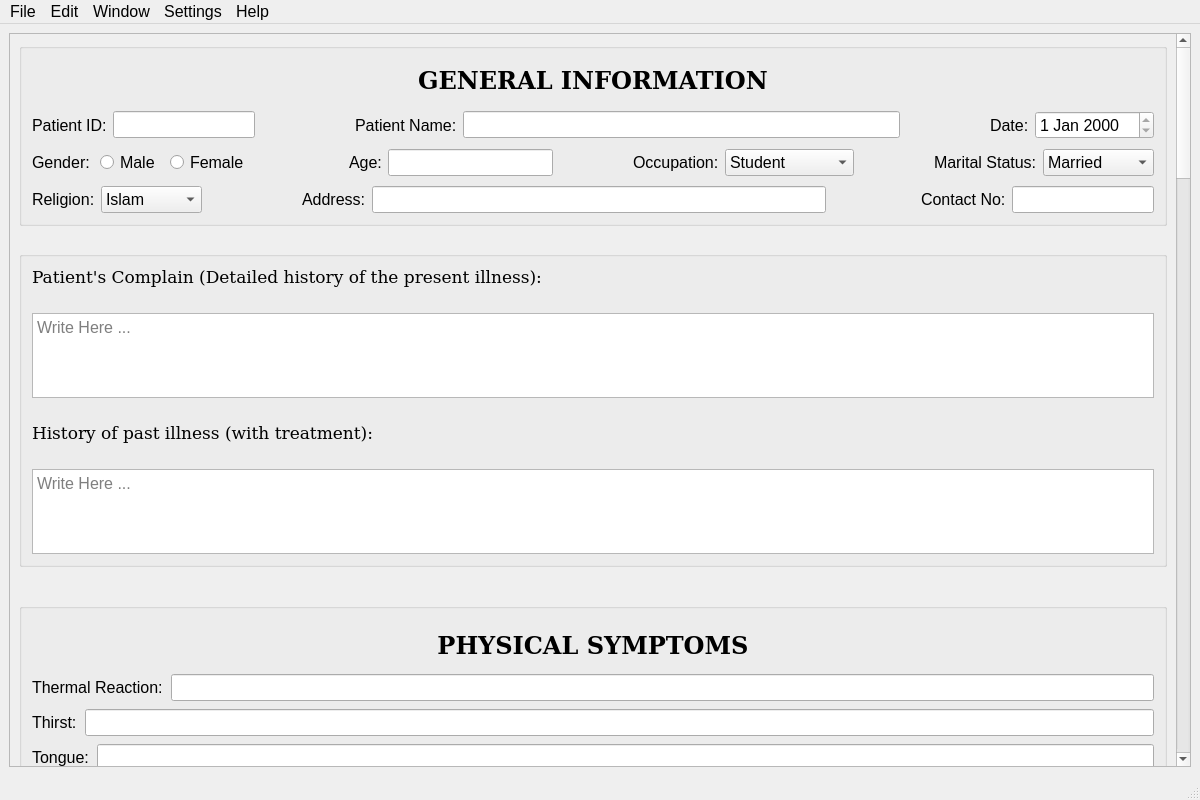
Mahmud-Mahi/Doctors_Dairy, file main_gui.ui: the form before one commit.
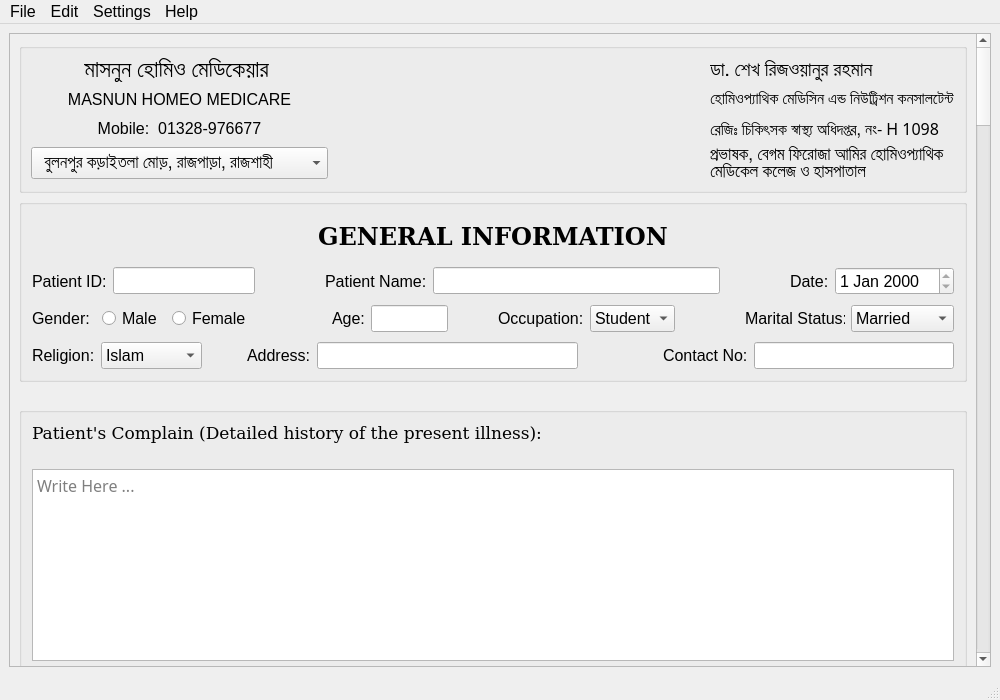
The form after the commit. Icons and pictures are not drawn.

Commit message: Refactor code structure for improved readability and maintainablity

```diff
--- a/main_gui.ui
+++ b/main_gui.ui
@@ -10,8 +10,8 @@
    <rect>
     <x>0</x>
     <y>0</y>
-    <width>1200</width>
-    <height>800</height>
+    <width>1000</width>
+    <height>700</height>
    </rect>
   </property>
   <property name="sizePolicy">
@@ -58,8 +58,8 @@
      <verstretch>0</verstretch>
     </sizepolicy>
    </property>
-   <layout class="QVBoxLayout" name="verticalLayout_10">
-    <item>
+   <layout class="QGridLayout" name="gridLayout_2">
+    <item row="0" column="0">
      <widget class="QScrollArea" name="scrollArea">
       <property name="minimumSize">
        <size>
@@ -80,8 +80,8 @@
         <rect>
          <x>0</x>
          <y>0</y>
-         <width>1172</width>
-         <height>4088</height>
+         <width>972</width>
+         <height>5088</height>
         </rect>
        </property>
        <property name="sizePolicy">
@@ -90,7 +90,259 @@
          <verstretch>0</verstretch>
         </sizepolicy>
        </property>
+       <property name="minimumSize">
+        <size>
+         <width>930</width>
+         <height>0</height>
+        </size>
+       </property>
        <layout class="QVBoxLayout" name="verticalLayout_33">
+        <item>
+         <widget class="QGroupBox" name="groupBox_Header">
+          <property name="minimumSize">
+           <size>
+            <width>0</width>
+            <height>150</height>
+           </size>
+          </property>
+          <property name="title">
+           <string/>
+          </property>
+          <layout class="QGridLayout" name="gridLayout_3">
+           <item row="2" column="0">
+            <widget class="QLabel" name="institudeEN_name">
+             <property name="font">
+              <font>
+               <pointsize>12</pointsize>
+              </font>
+             </property>
+             <property name="text">
+              <string>MASNUN HOMEO MEDICARE</string>
+             </property>
+             <property name="alignment">
+              <set>Qt::AlignCenter</set>
+             </property>
+            </widget>
+           </item>
+           <item row="0" column="2">
+            <widget class="QLabel" name="owner_name">
+             <property name="font">
+              <font>
+               <family>Li Opu Unicode</family>
+               <pointsize>15</pointsize>
+               <weight>50</weight>
+               <bold>false</bold>
+              </font>
+             </property>
+             <property name="text">
+              <string>ডা. শেখ রিজওয়ানুর রহমান</string>
+             </property>
+            </widget>
+           </item>
+           <item row="2" column="2">
+            <widget class="QLabel" name="position_label">
+             <property name="font">
+              <font>
+               <family>Li Mehdi Ekushey Unicode</family>
+               <pointsize>12</pointsize>
+              </font>
+             </property>
+             <property name="text">
+              <string>হোমিওপ্যাথিক মেডিসিন এন্ড নিউট্রিশন কনসালটেন্ট</string>
+             </property>
+            </widget>
+           </item>
+           <item row="3" column="0">
+            <widget class="QLabel" name="contact_num">
+             <property name="sizePolicy">
+              <sizepolicy hsizetype="Preferred" vsizetype="Preferred">
+               <horstretch>0</horstretch>
+               <verstretch>0</verstretch>
+              </sizepolicy>
+             </property>
+             <property name="font">
+              <font>
+               <pointsize>12</pointsize>
+              </font>
+             </property>
+             <property name="text">
+              <string>Mobile:  01328-976677</string>
+             </property>
+             <property name="alignment">
+              <set>Qt::AlignCenter</set>
+             </property>
+             <property name="margin">
+              <number>0</number>
+             </property>
+            </widget>
+           </item>
+           <item row="0" column="1">
+            <spacer name="horizontalSpacer_4">
+             <property name="orientation">
+              <enum>Qt::Horizontal</enum>
+             </property>
+             <property name="sizeHint" stdset="0">
+              <size>
+               <width>40</width>
+               <height>20</height>
+              </size>
+             </property>
+            </spacer>
+           </item>
+           <item row="3" column="2">
+            <widget class="QLabel" name="certificate_info">
+             <property name="font">
+              <font>
+               <family>Li Mehdi Ekushey Unicode</family>
+               <pointsize>12</pointsize>
+              </font>
+             </property>
+             <property name="text">
+              <string>রেজিঃ চিকিৎসক স্বাস্থ্য অধিদপ্তর, নং- H 1098</string>
+             </property>
+            </widget>
+           </item>
+           <item row="0" column="0">
+            <widget class="QLabel" name="instituteBN_name">
+             <property name="font">
+              <font>
+               <family>Li Shadhinata 2.0 Unicode</family>
+               <pointsize>17</pointsize>
+               <weight>50</weight>
+               <italic>false</italic>
+               <bold>false</bold>
+              </font>
+             </property>
+             <property name="text">
+              <string>মাসনুন হোমিও মেডিকেয়ার </string>
+             </property>
+             <property name="alignment">
+              <set>Qt::AlignCenter</set>
+             </property>
+            </widget>
+           </item>
+           <item row="2" column="1">
+            <spacer name="horizontalSpacer_5">
+             <property name="orientation">
+              <enum>Qt::Horizontal</enum>
+             </property>
+             <property name="sizeHint" stdset="0">
+              <size>
+               <width>40</width>
+               <height>20</height>
+              </size>
+             </property>
+            </spacer>
+           </item>
+           <item row="4" column="0">
+            <widget class="QComboBox" name="comboBox_location">
+             <property name="minimumSize">
+              <size>
+               <width>0</width>
+               <height>32</height>
+              </size>
+             </property>
+             <property name="font">
+              <font>
+               <family>Li Shadhinata 2.0 Unicode</family>
+               <pointsize>13</pointsize>
+               <weight>50</weight>
+               <italic>false</italic>
+               <bold>false</bold>
+              </font>
+             </property>
+             <property name="focusPolicy">
+              <enum>Qt::NoFocus</enum>
+             </property>
+             <property name="layoutDirection">
+              <enum>Qt::LeftToRight</enum>
+             </property>
+             <property name="editable">
+              <bool>false</bool>
+             </property>
+             <property name="currentText">
+              <string>  বুলনপুর কড়াইতলা মোড়, রাজপাড়া, রাজশাহী</string>
+             </property>
+             <property name="currentIndex">
+              <number>0</number>
+             </property>
+             <property name="insertPolicy">
+              <enum>QComboBox::InsertAtBottom</enum>
+             </property>
+             <property name="sizeAdjustPolicy">
+              <enum>QComboBox::AdjustToContents</enum>
+             </property>
+             <property name="iconSize">
+              <size>
+               <width>16</width>
+               <height>16</height>
+              </size>
+             </property>
+             <item>
+              <property name="text">
+               <string>  বুলনপুর কড়াইতলা মোড়, রাজপাড়া, রাজশাহী</string>
+              </property>
+             </item>
+             <item>
+              <property name="text">
+               <string>  পুলিশ ফাঁড়ি রোড, কাঁকন হাট, গোদাগাড়ী, রাজশাহী</string>
+              </property>
+             </item>
+             <item>
+              <property name="text">
+               <string>  সরকারপাড়া বাজার, তানোর, গোদাগাড়ী, রাজশাহী</string>
+              </property>
+             </item>
+            </widget>
+           </item>
+           <item row="4" column="2">
+            <widget class="QLabel" name="owner_occupation">
+             <property name="font">
+              <font>
+               <family>Li Opu Unicode</family>
+               <pointsize>13</pointsize>
+               <weight>50</weight>
+               <italic>false</italic>
+               <bold>false</bold>
+              </font>
+             </property>
+             <property name="text">
+              <string>প্রভাষক, বেগম ফিরোজা আমির হোমিওপ্যাথিক মেডিকেল কলেজ ও হাসপাতাল</string>
+             </property>
+             <property name="wordWrap">
+              <bool>true</bool>
+             </property>
+            </widget>
+           </item>
+           <item row="3" column="1">
+            <spacer name="horizontalSpacer_7">
+             <property name="orientation">
+              <enum>Qt::Horizontal</enum>
+             </property>
+             <property name="sizeHint" stdset="0">
+              <size>
+               <width>40</width>
+               <height>20</height>
+              </size>
+             </property>
+            </spacer>
+           </item>
+           <item row="4" column="1">
+            <spacer name="horizontalSpacer_6">
+             <property name="orientation">
+              <enum>Qt::Horizontal</enum>
+             </property>
+             <property name="sizeHint" stdset="0">
+              <size>
+               <width>40</width>
+               <height>20</height>
+              </size>
+             </property>
+            </spacer>
+           </item>
+          </layout>
+         </widget>
+        </item>
         <item>
          <layout class="QVBoxLayout" name="verticalLayout_6" stretch="0">
           <property name="spacing">
@@ -158,17 +410,17 @@
                 </widget>
                </item>
                <item>
-                <layout class="QHBoxLayout" name="horizontalLayout_5">
+                <layout class="QHBoxLayout" name="horizontalLayout_5" stretch="10,0">
                  <property name="spacing">
-                  <number>90</number>
+                  <number>70</number>
                  </property>
                  <property name="bottomMargin">
                   <number>0</number>
                  </property>
                  <item>
-                  <layout class="QHBoxLayout" name="horizontalLayout_4">
+                  <layout class="QHBoxLayout" name="horizontalLayout_4" stretch="0,5">
                    <property name="spacing">
-                    <number>100</number>
+                    <number>70</number>
                    </property>
                    <item>
                     <layout class="QHBoxLayout" name="horizontalLayout">
@@ -204,6 +456,12 @@
                          <verstretch>0</verstretch>
                         </sizepolicy>
                        </property>
+                       <property name="minimumSize">
+                        <size>
+                         <width>100</width>
+                         <height>0</height>
+                        </size>
+                       </property>
                        <property name="font">
                         <font>
                          <pointsize>12</pointsize>
@@ -250,6 +508,12 @@
                          <verstretch>0</verstretch>
                         </sizepolicy>
                        </property>
+                       <property name="minimumSize">
+                        <size>
+                         <width>250</width>
+                         <height>0</height>
+                        </size>
+                       </property>
                        <property name="font">
                         <font>
                          <pointsize>12</pointsize>
@@ -283,6 +547,12 @@
                    </item>
                    <item>
                     <widget class="QDateEdit" name="dateEdit">
+                     <property name="sizePolicy">
+                      <sizepolicy hsizetype="Preferred" vsizetype="Preferred">
+                       <horstretch>0</horstretch>
+                       <verstretch>0</verstretch>
+                      </sizepolicy>
+                     </property>
                      <property name="font">
                       <font>
                        <pointsize>12</pointsize>
@@ -301,28 +571,40 @@
                 </layout>
                </item>
                <item>
-                <layout class="QHBoxLayout" name="horizontalLayout_12">
+                <layout class="QHBoxLayout" name="horizontalLayout_12" stretch="10,10">
                  <property name="spacing">
-                  <number>80</number>
+                  <number>50</number>
                  </property>
                  <item>
                   <layout class="QHBoxLayout" name="horizontalLayout_9">
                    <property name="spacing">
-                    <number>100</number>
+                    <number>80</number>
                    </property>
                    <item>
-                    <layout class="QHBoxLayout" name="horizontalLayout_6">
+                    <layout class="QHBoxLayout" name="horizontalLayout_6" stretch="0,0,0">
                      <property name="spacing">
                       <number>10</number>
                      </property>
+                     <property name="sizeConstraint">
+                      <enum>QLayout::SetMaximumSize</enum>
+                     </property>
+                     <property name="rightMargin">
+                      <number>0</number>
+                     </property>
                      <item>
                       <widget class="QLabel" name="sex_label">
                        <property name="sizePolicy">
-                        <sizepolicy hsizetype="Expanding" vsizetype="Preferred">
+                        <sizepolicy hsizetype="Minimum" vsizetype="Preferred">
                          <horstretch>0</horstretch>
                          <verstretch>0</verstretch>
                         </sizepolicy>
                        </property>
+                       <property name="minimumSize">
+                        <size>
+                         <width>60</width>
+                         <height>0</height>
+                        </size>
+                       </property>
                        <property name="font">
                         <font>
                          <pointsize>12</pointsize>
@@ -339,11 +621,17 @@
                      <item>
                       <widget class="QRadioButton" name="male_radiobtn">
                        <property name="sizePolicy">
-                        <sizepolicy hsizetype="Expanding" vsizetype="Preferred">
+                        <sizepolicy hsizetype="Minimum" vsizetype="Preferred">
                          <horstretch>0</horstretch>
                          <verstretch>0</verstretch>
                         </sizepolicy>
                        </property>
+                       <property name="minimumSize">
+                        <size>
+                         <width>60</width>
+                         <height>0</height>
+                        </size>
+                       </property>
                        <property name="font">
                         <font>
                          <pointsize>12</pointsize>
@@ -360,11 +648,29 @@
                      <item>
                       <widget class="QRadioButton" name="female_radiobtn">
                        <property name="sizePolicy">
-                        <sizepolicy hsizetype="Expanding" vsizetype="Preferred">
+                        <sizepolicy hsizetype="Minimum" vsizetype="Preferred">
                          <horstretch>0</horstretch>
                          <verstretch>0</verstretch>
                         </sizepolicy>
                        </property>
+                       <property name="minimumSize">
+                        <size>
+                         <width>80</width>
+                         <height>0</height>
+                        </size>
+                       </property>
+                       <property name="sizeIncrement">
+                        <size>
+                         <width>0</width>
+                         <height>0</height>
+                        </size>
+                       </property>
+                       <property name="baseSize">
+                        <size>
+                         <width>0</width>
+                         <height>0</height>
+                        </size>
+                       </property>
                        <property name="font">
                         <font>
                          <pointsize>12</pointsize>
@@ -414,6 +720,12 @@
                          <verstretch>0</verstretch>
                         </sizepolicy>
                        </property>
+                       <property name="minimumSize">
+                        <size>
+                         <width>70</width>
+                         <height>0</height>
+                        </size>
+                       </property>
                        <property name="font">
                         <font>
                          <pointsize>12</pointsize>
@@ -428,7 +740,7 @@
                  <item>
                   <layout class="QHBoxLayout" name="horizontalLayout_11">
                    <property name="spacing">
-                    <number>80</number>
+                    <number>70</number>
                    </property>
                    <item>
                     <layout class="QHBoxLayout" name="horizontalLayout_10">
@@ -458,11 +770,20 @@
                          <verstretch>0</verstretch>
                         </sizepolicy>
                        </property>
+                       <property name="minimumSize">
+                        <size>
+                         <width>85</width>
+                         <height>0</height>
+                        </size>
+                       </property>
                        <property name="font">
                         <font>
                          <pointsize>12</pointsize>
                         </font>
                        </property>
+                       <property name="editable">
+                        <bool>false</bool>
+                       </property>
                        <item>
                         <property name="text">
                          <string>Student</string>
@@ -508,18 +829,27 @@
                     </layout>
                    </item>
                    <item>
-                    <layout class="QHBoxLayout" name="horizontalLayout_7">
+                    <layout class="QHBoxLayout" name="horizontalLayout_7" stretch="0,0">
                      <property name="spacing">
                       <number>6</number>
                      </property>
+                     <property name="sizeConstraint">
+                      <enum>QLayout::SetDefaultConstraint</enum>
+                     </property>
                      <item>
                       <widget class="QLabel" name="marriage_label">
                        <property name="sizePolicy">
-                        <sizepolicy hsizetype="Preferred" vsizetype="Preferred">
+                        <sizepolicy hsizetype="Minimum" vsizetype="Preferred">
                          <horstretch>0</horstretch>
                          <verstretch>0</verstretch>
                         </sizepolicy>
                        </property>
+                       <property name="minimumSize">
+                        <size>
+                         <width>100</width>
+                         <height>0</height>
+                        </size>
+                       </property>
                        <property name="font">
                         <font>
                          <pointsize>12</pointsize>
@@ -575,9 +905,9 @@
                 </layout>
                </item>
                <item>
-                <layout class="QHBoxLayout" name="horizontalLayout_17">
+                <layout class="QHBoxLayout" name="horizontalLayout_17" stretch="0,10">
                  <property name="spacing">
-                  <number>100</number>
+                  <number>45</number>
                  </property>
                  <item>
                   <layout class="QHBoxLayout" name="horizontalLayout_13">
@@ -642,9 +972,12 @@
                   </layout>
                  </item>
                  <item>
-                  <layout class="QHBoxLayout" name="horizontalLayout_15">
+                  <layout class="QHBoxLayout" name="horizontalLayout_15" stretch="10,0">
                    <property name="spacing">
-                    <number>90</number>
+                    <number>80</number>
+                   </property>
+                   <property name="leftMargin">
+                    <number>0</number>
                    </property>
                    <item>
                     <layout class="QHBoxLayout" name="horizontalLayout_14">
@@ -668,6 +1001,12 @@
                      </item>
                      <item>
                       <widget class="QLineEdit" name="Address_lineEdit">
+                       <property name="minimumSize">
+                        <size>
+                         <width>250</width>
+                         <height>0</height>
+                        </size>
+                       </property>
                        <property name="font">
                         <font>
                          <pointsize>12</pointsize>
@@ -717,6 +1056,12 @@
                          <verstretch>0</verstretch>
                         </sizepolicy>
                        </property>
+                       <property name="minimumSize">
+                        <size>
+                         <width>200</width>
+                         <height>0</height>
+                        </size>
+                       </property>
                        <property name="font">
                         <font>
                          <pointsize>12</pointsize>
@@ -790,6 +1135,7 @@
                    </property>
                    <property name="font">
                     <font>
+                     <family>Li Opu Unicode</family>
                      <pointsize>12</pointsize>
                     </font>
                    </property>
@@ -852,17 +1198,6 @@
          </layout>
         </item>
         <item>
-         <layout class="QVBoxLayout" name="verticalLayout_9">
-          <property name="spacing">
-           <number>25</number>
-          </property>
-          <property name="leftMargin">
-           <number>0</number>
-          </property>
-          <property name="topMargin">
-           <number>30</number>
-          </property>
-          <item>
            <widget class="QGroupBox" name="groupBox_3">
             <property name="sizePolicy">
              <sizepolicy hsizetype="Expanding" vsizetype="Preferred">
@@ -1728,6 +2063,17 @@
            </widget>
           </item>
           <item>
+         <layout class="QVBoxLayout" name="verticalLayout_9">
+          <property name="spacing">
+           <number>25</number>
+          </property>
+          <property name="leftMargin">
+           <number>0</number>
+          </property>
+          <property name="topMargin">
+           <number>30</number>
+          </property>
+          <item>
            <widget class="QGroupBox" name="groupBox_4">
             <property name="font">
              <font>
@@ -3322,7 +3668,7 @@
     <rect>
      <x>0</x>
      <y>0</y>
-     <width>1200</width>
+     <width>1000</width>
      <height>24</height>
     </rect>
    </property>
@@ -3348,32 +3694,37 @@
     <addaction name="actionUndo"/>
     <addaction name="actionRedo"/>
    </widget>
-   <widget class="QMenu" name="menuWindow">
-    <property name="title">
-     <string>Window</string>
-    </property>
-    <addaction name="actionMinimize"/>
-    <addaction name="actionMaximize"/>
-   </widget>
    <widget class="QMenu" name="menuSettings">
     <property name="title">
      <string>Settings</string>
     </property>
-    <addaction name="actionFont_Size"/>
-    <addaction name="actionFont_Family"/>
-    <addaction name="actionFont_Color"/>
+    <widget class="QMenu" name="menuTheme">
+     <property name="title">
+      <string>Theme</string>
+     </property>
+     <property name="icon">
+      <iconset>
+       <normalon>:/newPrefix/background.png</normalon>
+      </iconset>
+     </property>
+     <addaction name="actionDark_Mode"/>
+     <addaction name="actionLight_Mode"/>
+     <addaction name="actionSystem"/>
+    </widget>
     <addaction name="separator"/>
-    <addaction name="actionBackground"/>
+    <addaction name="menuTheme"/>
+    <addaction name="actionEdit_Form"/>
+    <addaction name="actionReset_to_Defaults"/>
    </widget>
    <widget class="QMenu" name="menuAbout_Us">
     <property name="title">
      <string>Help</string>
     </property>
+    <addaction name="actionUser_Manual"/>
     <addaction name="actionAbout_Us"/>
    </widget>
    <addaction name="menuFile"/>
    <addaction name="menuEdit"/>
-   <addaction name="menuWindow"/>
    <addaction name="menuSettings"/>
    <addaction name="menuAbout_Us"/>
   </widget>
@@ -3548,21 +3899,60 @@
     <string>Font Color</string>
    </property>
   </action>
-  <action name="actionBackground">
-   <property name="icon">
-    <iconset>
-     <normalon>:/newPrefix/background.png</normalon>
-    </iconset>
-   </property>
-   <property name="text">
-    <string>Background</string>
-   </property>
-  </action>
   <action name="actionAbout_Us">
+   <property name="icon">
+    <iconset>
+     <normalon>:/newPrefix/phone.png</normalon>
+    </iconset>
+   </property>
    <property name="text">
     <string>About Us</string>
    </property>
   </action>
+  <action name="actionUser_Manual">
+   <property name="icon">
+    <iconset>
+     <normalon>:/newPrefix/user-guide.png</normalon>
+    </iconset>
+   </property>
+   <property name="text">
+    <string>User Manual</string>
+   </property>
+  </action>
+  <action name="actionEdit_Form">
+   <property name="icon">
+    <iconset>
+     <normalon>:/newPrefix/maintenance.png</normalon>
+    </iconset>
+   </property>
+   <property name="text">
+    <string>Edit Form</string>
+   </property>
+  </action>
+  <action name="actionDark_Mode">
+   <property name="text">
+    <string>Dark Mode</string>
+   </property>
+  </action>
+  <action name="actionLight_Mode">
+   <property name="text">
+    <string>Light Mode</string>
+   </property>
+  </action>
+  <action name="actionSystem">
+   <property name="text">
+    <string>System</string>
+   </property>
+  </action>
+  <action name="actionReset_to_Defaults">
+   <property name="icon">
+    <iconset resource="resource.qrc">
+     <normaloff>:/newPrefix/reset.png</normaloff>:/newPrefix/reset.png</iconset>
+   </property>
+   <property name="text">
+    <string>Reset to Defaults</string>
+   </property>
+  </action>
  </widget>
  <tabstops>
   <tabstop>name_lineEdit</tabstop>
```
Lines whose indentation alone changed are shown as unchanged.
